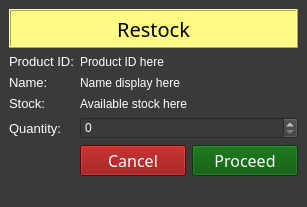
Above: restock.ui from Aenan05/MAXPC before the change. Below: the same form after it.
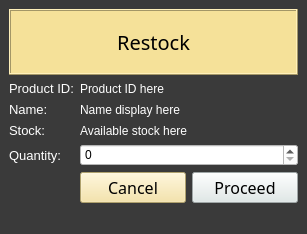
That is the form after the change.

```diff
--- a/restock.ui
+++ b/restock.ui
@@ -7,7 +7,7 @@
     <x>0</x>
     <y>0</y>
     <width>307</width>
-    <height>207</height>
+    <height>234</height>
    </rect>
   </property>
   <property name="maximumSize">
@@ -87,8 +87,8 @@
              </font>
             </property>
             <property name="styleSheet">
-             <string notr="true">color: rgb(255, 255, 255);
-background-color: rgb(140, 0, 0);</string>
+             <string notr="true">background-color:#f5e199;
+</string>
             </property>
             <property name="text">
              <string>Cancel</string>
@@ -104,8 +104,9 @@
              </font>
             </property>
             <property name="styleSheet">
-             <string notr="true">color: rgb(255, 255, 255);
-background-color: rgb(0, 84, 0);</string>
+             <string notr="true">background-color: rgb(253, 251, 132);
+background-color: #dfe9e8;
+</string>
             </property>
             <property name="text">
              <string>Proceed</string>
@@ -137,7 +138,8 @@
         <item row="3" column="1">
          <widget class="QSpinBox" name="spinRes">
           <property name="styleSheet">
-           <string notr="true">color: rgb(255, 255, 255);</string>
+           <string notr="true">
+background-color: rgb(255, 255, 255);</string>
           </property>
          </widget>
         </item>
@@ -183,8 +185,8 @@
          </font>
         </property>
         <property name="styleSheet">
-         <string notr="true">
-background-color: rgb(253, 251, 132);</string>
+         <string notr="true">background-color:#f5e199;
+</string>
         </property>
         <property name="frameShape">
          <enum>QFrame::Box</enum>
```
